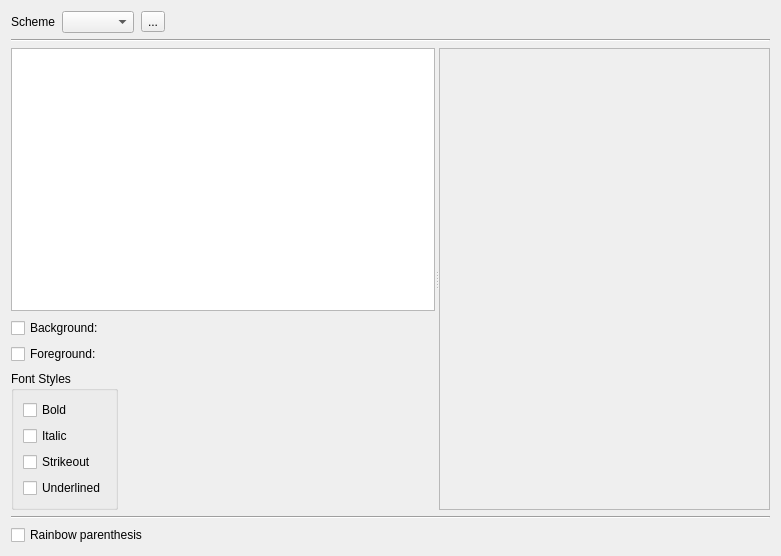
royqh1979/RedPanda-CPP, file RedPandaIDE/settingsdialog/editorcolorschemewidget.ui: the form before one commit.
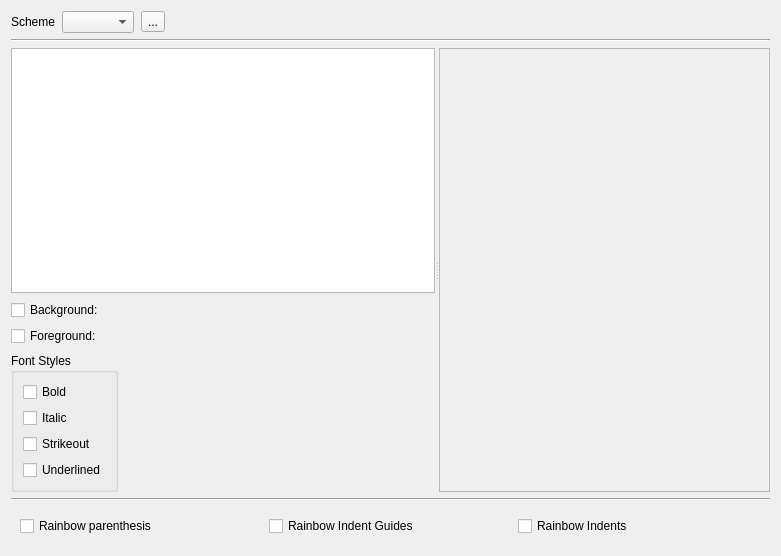
The form after the commit. Custom widgets are drawn as their Qt base class.

Commit message: - enhanced: Add "Rainbow indents"/"Rainbow indent guides" options in the option / editor / color scheme page.

What changed in the file:
```diff
--- a/RedPandaIDE/settingsdialog/editorcolorschemewidget.ui
+++ b/RedPandaIDE/settingsdialog/editorcolorschemewidget.ui
@@ -344,12 +344,32 @@
     </widget>
    </item>
    <item>
+    <widget class="QWidget" name="widget_6" native="true">
+     <layout class="QHBoxLayout" name="horizontalLayout_4">
+      <item>
     <widget class="QCheckBox" name="chkRainborParenthesis">
      <property name="text">
       <string>Rainbow parenthesis</string>
      </property>
     </widget>
    </item>
+      <item>
+       <widget class="QCheckBox" name="chkRainbowIndentGuides">
+        <property name="text">
+         <string>Rainbow Indent Guides</string>
+        </property>
+       </widget>
+      </item>
+      <item>
+       <widget class="QCheckBox" name="chkRainbowIndents">
+        <property name="text">
+         <string>Rainbow Indents</string>
+        </property>
+       </widget>
+      </item>
+     </layout>
+    </widget>
+   </item>
   </layout>
   <action name="actionCopy_Scheme">
    <property name="text">
```
Left out of the diff: 1 changed line with no effect on the pictures. Lines whose indentation alone changed are shown as unchanged. The commit also changes 13 other files.
